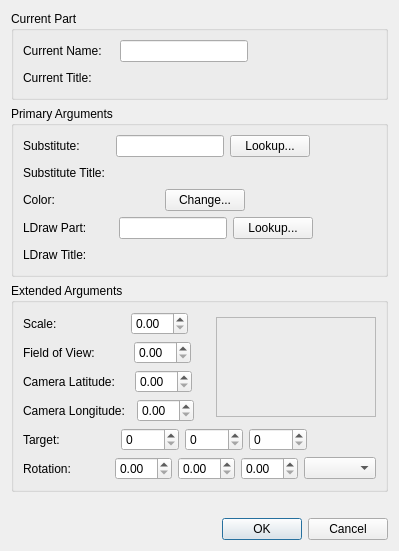
First picture: the form in mainApp/substitutepartdialog.ui, repository trevorsandy/lpub3d-ci, before the edit.
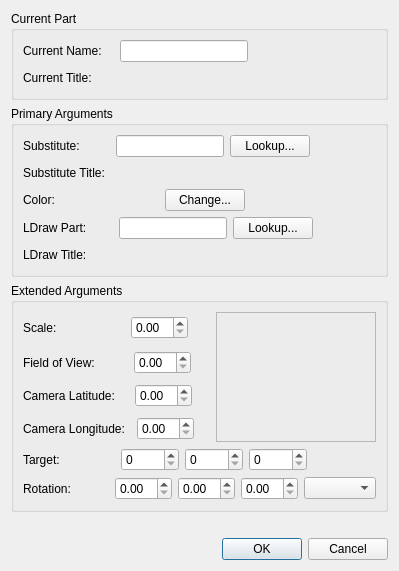
Second picture: the form after the edit.

Patch:
```diff
--- a/mainApp/substitutepartdialog.ui
+++ b/mainApp/substitutepartdialog.ui
@@ -638,7 +638,7 @@
           <property name="minimumSize">
            <size>
             <width>160</width>
-            <height>100</height>
+            <height>130</height>
            </size>
           </property>
           <property name="frameShape">
```
Left out of the diff: 2 changed lines with no effect on the pictures.
